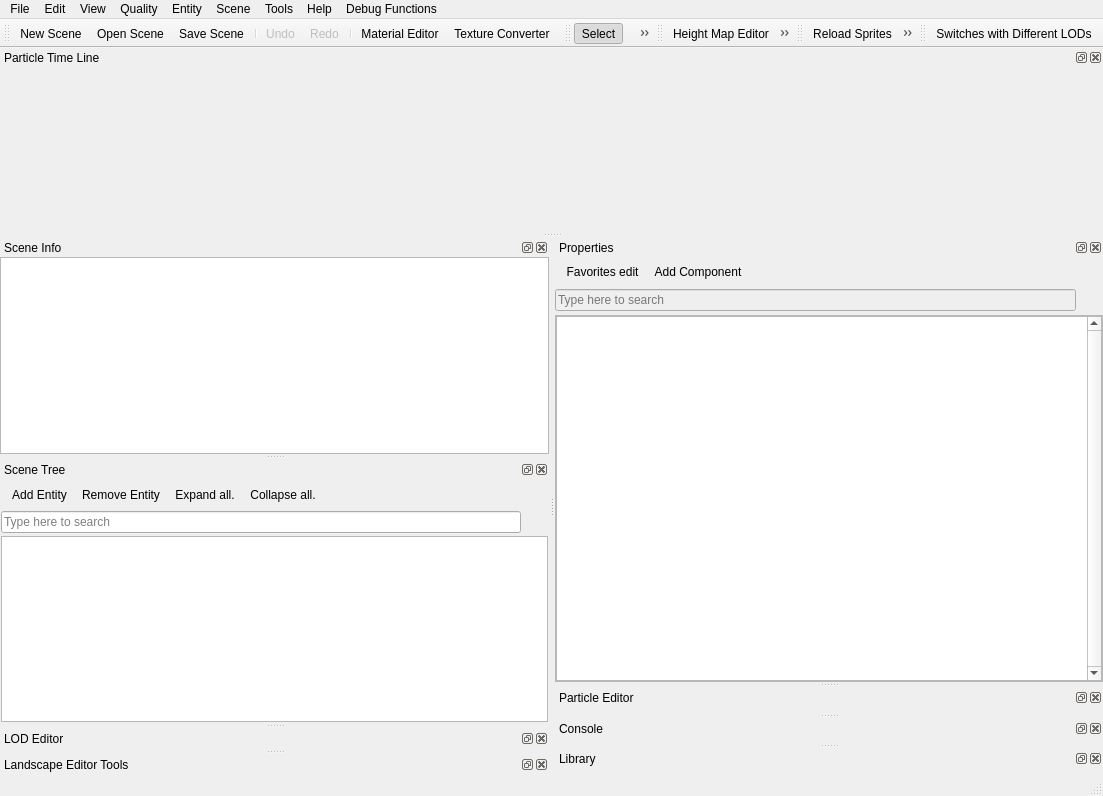
Before: the Qt Designer form Tools/ResourceEditor/DataQt/mainwindow.ui in xaoctech/dava.engine, drawn with Qt 5.
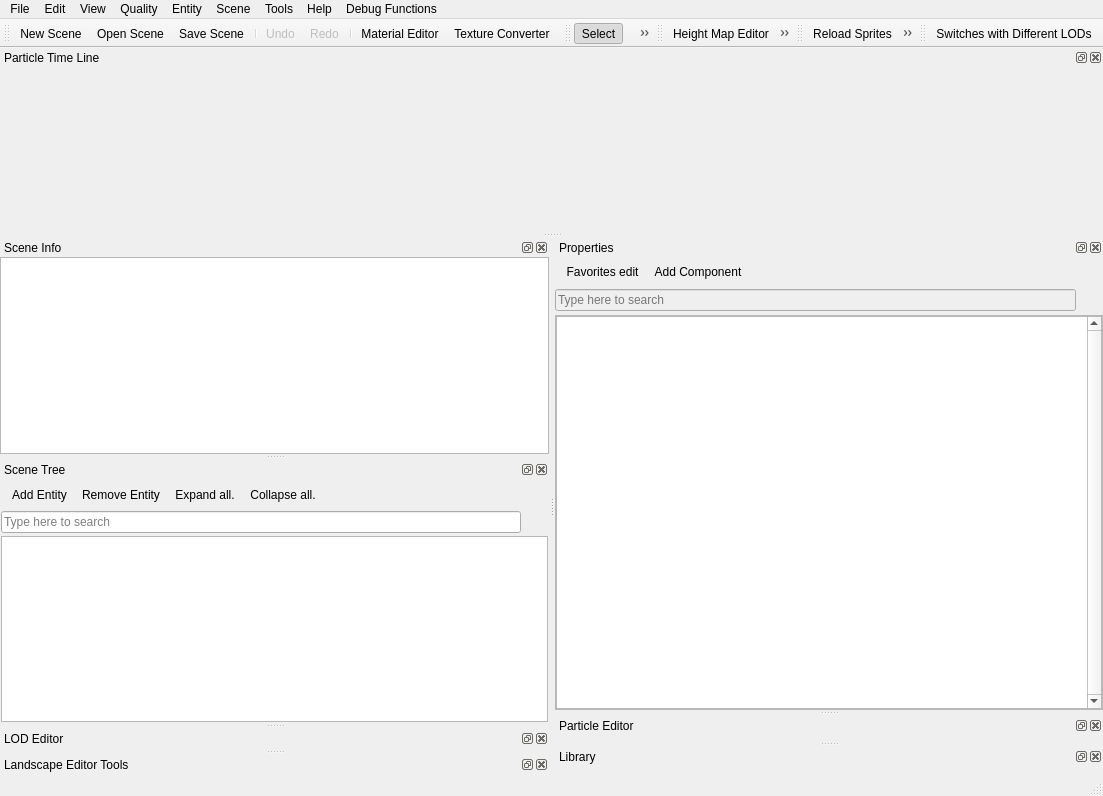
After: the same form once the commit is applied. Icons and pictures are not drawn. Custom widgets are drawn as their Qt base class.

```diff
--- a/Tools/ResourceEditor/DataQt/mainwindow.ui
+++ b/Tools/ResourceEditor/DataQt/mainwindow.ui
@@ -636,15 +636,6 @@
     </layout>
    </widget>
   </widget>
-  <widget class="QDockWidget" name="dockConsole">
-   <property name="windowTitle">
-    <string>Console</string>
-   </property>
-   <attribute name="dockWidgetArea">
-    <number>2</number>
-   </attribute>
-   <widget class="ConsoleWidget" name="dockConsoleContents"/>
-  </widget>
   <widget class="QDockWidget" name="dockLODEditor">
    <property name="windowTitle">
     <string>LOD Editor</string>
@@ -2005,12 +1996,6 @@
    <header>DockLibrary/LibraryWidget.h</header>
    <container>1</container>
   </customwidget>
-  <customwidget>
-   <class>ConsoleWidget</class>
-   <extends>QWidget</extends>
-   <header>DockConsole/ConsoleWidget.h</header>
-   <container>1</container>
-  </customwidget>
  </customwidgets>
  <resources>
   <include location="QtIcons.qrc"/>
```
